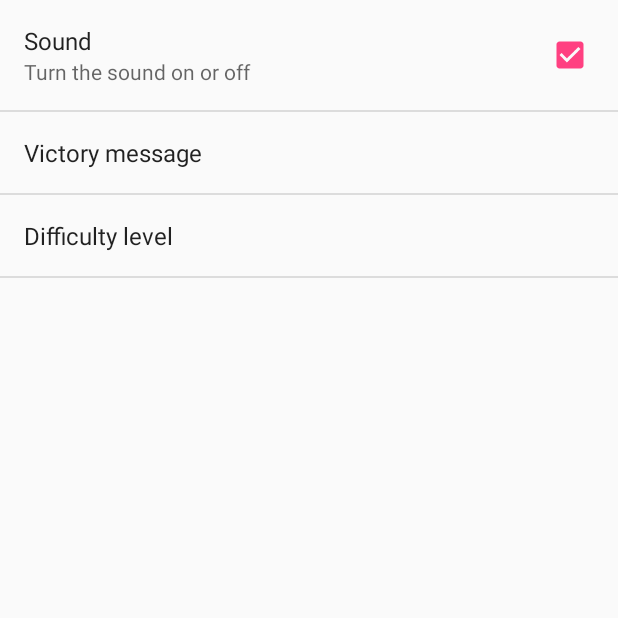
After one commit to hninor/AndroidTic-Tac-Toe, an Android app: the SettingsActivity screen opened directly, with no data from a screen before it, on a phone screen of 412 x 824 dp, the top half of it. The commit adds this screen. Run offline under Robolectric (Android 15) with nearby library versions, the phone set to English and light mode, and no system bars.

Commit message:
settings page

```diff
--- a/app/build.gradle
+++ b/app/build.gradle
@@ -10,6 +10,7 @@
         versionCode 1
         versionName "1.0"
         testInstrumentationRunner "android.support.test.runner.AndroidJUnitRunner"
+        vectorDrawables.useSupportLibrary = true
     }
     buildTypes {
         release {
@@ -26,5 +27,7 @@
     })
     compile 'com.android.support:appcompat-v7:24.2.0'
     compile 'com.android.support.constraint:constraint-layout:1.0.2'
+    compile 'com.android.support:support-v4:24.2.0'
+    compile 'com.android.support:support-vector-drawable:24.2.0'
     testCompile 'junit:junit:4.12'
 }
--- a/app/src/main/AndroidManifest.xml
+++ b/app/src/main/AndroidManifest.xml
@@ -15,6 +15,9 @@
                 <category android:name="android.intent.category.LAUNCHER" />
             </intent-filter>
         </activity>
+        <activity
+            android:name=".SettingsActivity"
+            android:label="@string/title_activity_settings"></activity>
     </application>
 
 </manifest>
--- /dev/null
+++ b/app/src/main/java/tictactoe/unal/edu/co/androidtic_tac_toe/SettingsActivity.java
@@ -0,0 +1,45 @@
+package tictactoe.unal.edu.co.androidtic_tac_toe;
+
+
+import android.annotation.TargetApi;
+import android.content.Context;
+import android.content.Intent;
+import android.content.res.Configuration;
+import android.media.Ringtone;
+import android.media.RingtoneManager;
+import android.net.Uri;
+import android.os.Build;
+import android.os.Bundle;
+import android.preference.ListPreference;
+import android.preference.Preference;
+import android.preference.PreferenceActivity;
+import android.support.v7.app.ActionBar;
+import android.preference.PreferenceFragment;
+import android.preference.PreferenceManager;
+import android.preference.RingtonePreference;
+import android.text.TextUtils;
+import android.view.MenuItem;
+
+import java.util.List;
+
+/**
+ * A {@link PreferenceActivity} that presents a set of application settings. On
+ * handset devices, settings are presented as a single list. On tablets,
+ * settings are split by category, with category headers shown to the left of
+ * the list of settings.
+ * <p>
+ * See <a href="http://developer.android.com/design/patterns/settings.html">
+ * Android Design: Settings</a> for design guidelines and the <a
+ * href="http://developer.android.com/guide/topics/ui/settings.html">Settings
+ * API Guide</a> for more information on developing a Settings UI.
+ */
+public class SettingsActivity extends PreferenceActivity {
+
+    @Override
+    protected void onCreate(Bundle savedInstanceState) {
+        super.onCreate(savedInstanceState);
+        addPreferencesFromResource(R.xml.preferences);
+    }
+
+
+}
--- a/app/src/main/res/menu/options_menu.xml
+++ b/app/src/main/res/menu/options_menu.xml
@@ -6,8 +6,8 @@
         android:title="@string/new_game"
         app:showAsAction="always"
         android:icon="@drawable/ic_add_circle_black_24px" />
-    <item android:id="@+id/ai_difficulty"
-        android:title="@string/difficulty"
+    <item android:id="@+id/settings"
+        android:title="@string/title_activity_settings"
         app:showAsAction="always"
         android:icon="@drawable/ic_fitness_center_black_24px"  />
     <item android:id="@+id/quit"
--- /dev/null
+++ b/app/src/main/res/values/arrays.xml
@@ -0,0 +1,9 @@
+<?xml version="1.0" encoding="utf-8"?>
+<resources>
+    <string-array name="list_difficulty_level">
+        <item>@string/difficulty_easy</item>
+        <item>@string/difficulty_harder</item>
+        <item>@string/difficulty_expert</item>
+    </string-array>
+
+</resources>
--- /dev/null
+++ b/app/src/main/res/xml/preferences.xml
@@ -0,0 +1,23 @@
+<?xml version="1.0" encoding="utf-8"?>
+<PreferenceScreen xmlns:android="http://schemas.android.com/apk/res/android">
+    <CheckBoxPreference
+        android:key="sound"
+        android:title="Sound"
+        android:defaultValue="true"
+        android:summary="Turn the sound on or off" />
+
+    <EditTextPreference
+        android:key="victory_message"
+        android:summary=""
+        android:defaultValue="@string/result_human_wins"
+        android:title="Victory message"  />
+
+    <ListPreference
+        android:key="difficulty_level"
+        android:title="Difficulty level"
+        android:summary=""
+        android:defaultValue="@string/difficulty_expert"
+        android:entries="@array/list_difficulty_level"
+        android:entryValues="@array/list_difficulty_level" />
+
+</PreferenceScreen>
```
Also changed, not shown: app/src/main/java/tictactoe/unal/edu/co/androidtic_tac_toe/AndroidTicTacToeActivity.java (+49 -12 lines), app/src/main/res/drawable/ic_info_black_24dp.xml (added, +9 -0 lines), app/src/main/res/drawable/ic_notifications_black_24dp.xml (added, +9 -0 lines), app/src/main/res/drawable/ic_sync_black_24dp.xml (added, +9 -0 lines), app/src/main/res/values/strings.xml (+73 -0 lines), app/src/main/res/xml/pref_data_sync.xml (added, +21 -0 lines), app/src/main/res/xml/pref_general.xml (added, +33 -0 lines), app/src/main/res/xml/pref_headers.xml (added, +20 -0 lines), app/src/main/res/xml/pref_notification.xml (added, +27 -0 lines).
